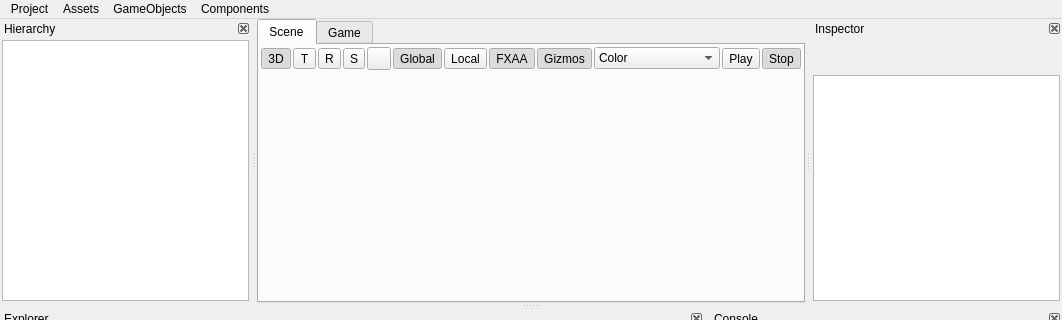
Qt form EngineAssets/EditorWindow.ui (Bang3DEngine/OldBang) before a commit; both pictures show x 0 to 1062 and y 0 to 320 of the 1062 by 592 pixel window.
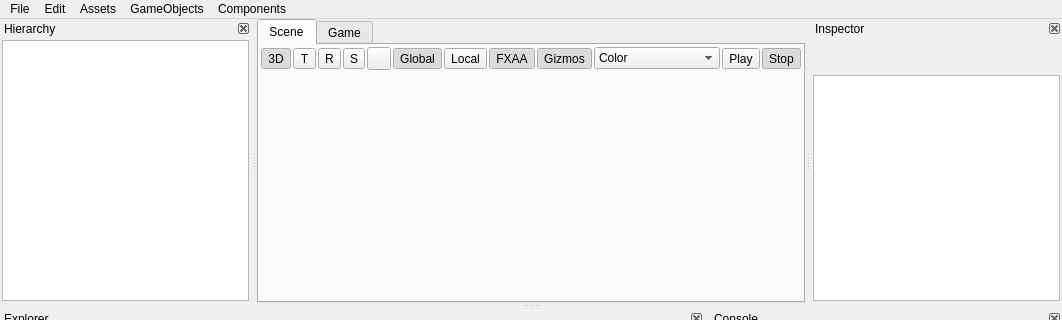
The same form after that commit. Icons and pictures are not drawn. Custom widgets are drawn as their Qt base class.

```diff
--- a/EngineAssets/EditorWindow.ui
+++ b/EngineAssets/EditorWindow.ui
@@ -427,7 +427,7 @@
    </widget>
    <widget class="QMenu" name="menuProject">
     <property name="title">
-     <string>Project</string>
+     <string>File</string>
     </property>
     <addaction name="actionNewProject"/>
     <addaction name="actionOpenProject"/>
@@ -465,7 +465,18 @@
     <addaction name="actionAddComponentUIImage"/>
     <addaction name="actionAddComponentUIText"/>
    </widget>
+   <widget class="QMenu" name="menuEdit">
+    <property name="title">
+     <string>Edit</string>
+    </property>
+    <addaction name="actionProjectSettings"/>
+    <addaction name="actionEditorSettings"/>
+    <addaction name="separator"/>
+    <addaction name="actionUndo"/>
+    <addaction name="actionRedo"/>
+   </widget>
    <addaction name="menuProject"/>
+   <addaction name="menuEdit"/>
    <addaction name="menuAssets"/>
    <addaction name="menuGameObject"/>
    <addaction name="menuComponents"/>
```
Left out of the diff: 20 changed lines with no effect on the pictures.
